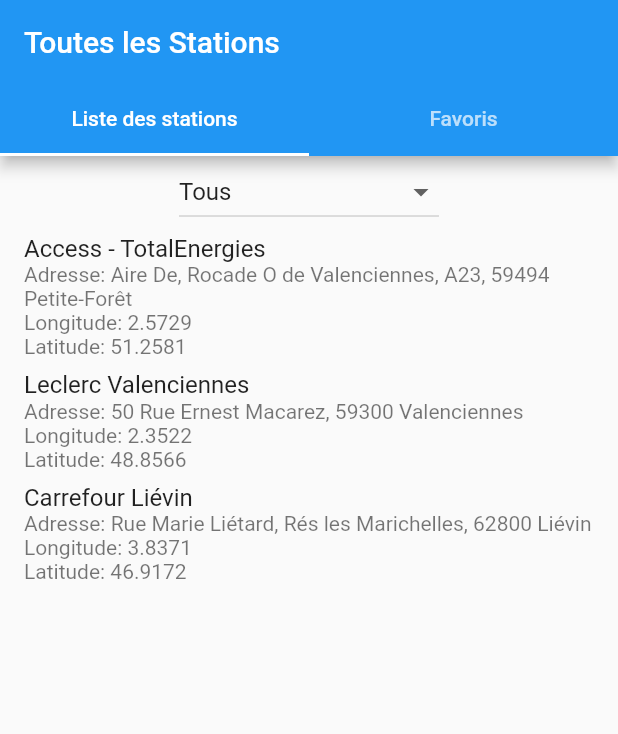
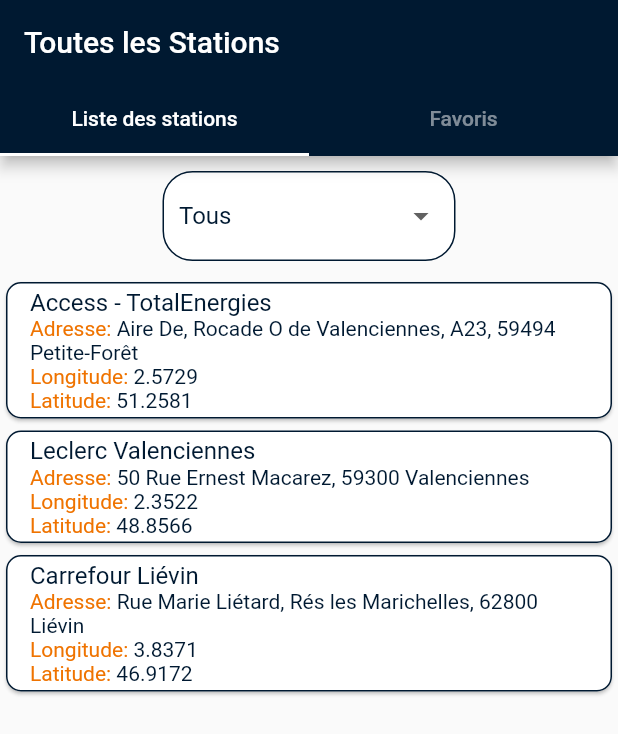
Before and after one commit to Shawigami/front-TuCarbure, a Flutter app: the screen it shows after launch, on a phone screen of 412 x 824 dp. Shown: the top 734 px of the screen. Run offline on Flutter 3.47's test engine with Material 2 defaults, Android fonts, the light colour scheme and no system bars.

Commit message:
feature-page-styling: add style on all pages, add star favory, modify price

```diff
--- a/lib/main.dart
+++ b/lib/main.dart
@@ -11,6 +11,7 @@
   @override
   Widget build(BuildContext context) {
     return MaterialApp(
+      debugShowCheckedModeBanner: false,
       title: 'Stations de Service',
       theme: ThemeData(
         primarySwatch: Colors.blue,
--- a/lib/views/FindAllStations.dart
+++ b/lib/views/FindAllStations.dart
@@ -1,5 +1,3 @@
-// Fichier : lib/views/FindAllStations.dart
-
 import 'package:flutter/material.dart';
 import 'package:tucarbure/models/mock_data.dart';
 import 'package:tucarbure/views/StationDetailsPage.dart';
@@ -18,8 +16,12 @@
       length: 2,
       child: Scaffold(
         appBar: AppBar(
-          title: Text('Toutes les Stations'),
+          title: Text('Toutes les Stations', style: TextStyle(color: Color(0xFFffffff))),
+          backgroundColor: Color(0xFF001931),
           bottom: TabBar(
+            labelColor: Color(0xFFffffff),
+            unselectedLabelColor: Color(0xFFffffff).withOpacity(0.5),
+            indicatorColor: Color(0xFF001931),
             tabs: [
               Tab(text: 'Liste des stations'),
               Tab(text: 'Favoris'),
@@ -28,12 +30,21 @@
         ),
         body: Column(
           children: [
-            DropdownButton<String>(  // Nouveau widget DropdownButton pour le menu déroulant
+            Container(
+              margin: EdgeInsets.all(10),
+              padding: EdgeInsets.symmetric(horizontal: 10, vertical: 5),
+              decoration: BoxDecoration(
+                color: Colors.white,
+                borderRadius: BorderRadius.circular(20),
+                border: Border.all(color: Color(0xFF001931)),
+              ),
+              child: DropdownButtonHideUnderline( // Pour cacher l'underline du DropdownButton
+                child: DropdownButton<String>(
                   value: _selectedFuel,
                   items: <String>['Tous', 'Sans Plomb 98 (E5)', 'Sans Plomb 95 (E5)', 'Sans Plomb 95 (E10)', 'Gazole (B7)', 'Diesel'].map((String value) {
                     return DropdownMenuItem<String>(
                       value: value,
-                  child: Text(value),
+                      child: Text(value, style: TextStyle(color: Color(0xFF001931))),
                     );
                   }).toList(),
                   onChanged: (String? newValue) {
@@ -41,6 +52,8 @@
                       _selectedFuel = newValue!;
                     });
                   },
+                ),
+              ),
             ),
             Expanded(
               child: TabBarView(
@@ -67,14 +80,41 @@
   }
 
   Widget _buildStationsList(List<Station> stations) {
+    return ValueListenableBuilder(
+      valueListenable: favoriteStations,
+      builder: (context, value, child) {
+        stations.sort((a, b) => (isFavorite(b) ? 1 : 0) - (isFavorite(a) ? 1 : 0));
         return ListView.builder(
           itemCount: stations.length,
           itemBuilder: (context, index) {
             // Filtre les stations en fonction du carburant sélectionné
             if (_selectedFuel == 'Tous' || stations[index].fuels.any((fuel) => fuel.name == _selectedFuel)) {
-          return ListTile(
-            title: Text(stations[index].name),
-            subtitle: Text('Adresse: ${stations[index].address}\nLongitude: ${stations[index].longitude}\nLatitude: ${stations[index].latitude}'),
+              return Card( // Nouveau widget Card
+                shape: RoundedRectangleBorder(
+                  side: BorderSide(color: Color(0xFF001931), width: 1),
+                  borderRadius: BorderRadius.circular(10),
+                ),
+                child: ListTile(
+                  title: Row(
+                    mainAxisAlignment: MainAxisAlignment.spaceBetween,
+                    children: [
+                      Text(stations[index].name, style: TextStyle(color: Color(0xFF001931))),
+                      if (isFavorite(stations[index]))
+                        Icon(Icons.star, color: Colors.yellow),
+                    ],
+                  ),
+                  subtitle: RichText(
+                    text: TextSpan(
+                      children: [
+                        TextSpan(text: 'Adresse: ', style: TextStyle(color: Color(0xFFEF7300))),
+                        TextSpan(text: '${stations[index].address}\n', style: TextStyle(color: Color(0xFF001931))),
+                        TextSpan(text: 'Longitude: ', style: TextStyle(color: Color(0xFFEF7300))),
+                        TextSpan(text: '${stations[index].longitude}\n', style: TextStyle(color: Color(0xFF001931))),
+                        TextSpan(text: 'Latitude: ', style: TextStyle(color: Color(0xFFEF7300))),
+                        TextSpan(text: '${stations[index].latitude}', style: TextStyle(color: Color(0xFF001931))),
+                      ],
+                    ),
+                  ),
                   onTap: () {
                     Navigator.push(
                       context,
@@ -83,11 +123,18 @@
                       ),
                     );
                   },
+                ),
               );
             } else {
               return Container();  // Retourne un widget vide pour les stations qui ne correspondent pas au filtre
             }
           },
         );
+      },
+    );
+  }
+
+  bool isFavorite(Station station) {
+    return favoriteStations.value.contains(station);
   }
 }
```
Also changed, not shown: lib/views/StationDetailsPage.dart (+40 -21 lines). Lines whose indentation alone changed are shown as unchanged.
